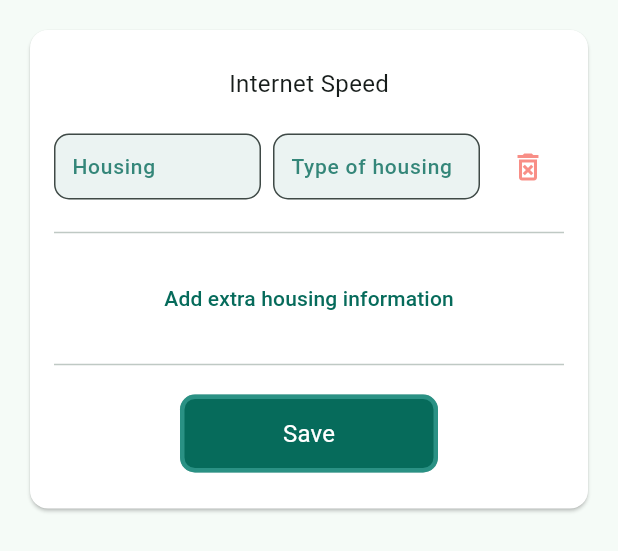
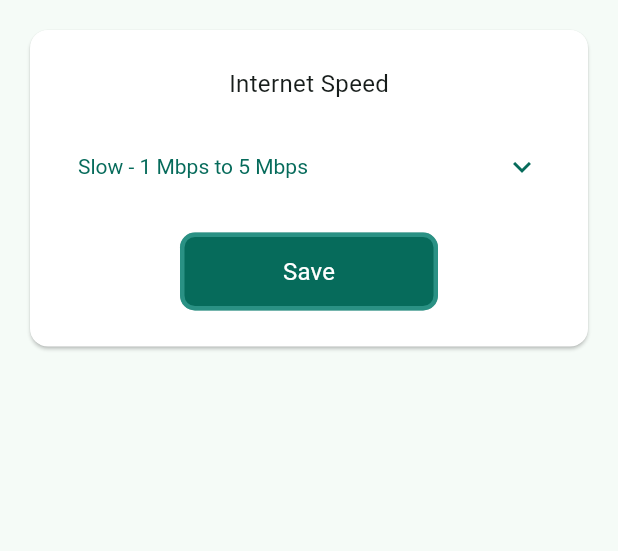
Before and after one commit to Ehab-24/next_life, a Flutter app: the MyLifeInternetSpeed widget shown alone on an empty page, opened directly, on a phone screen of 412 x 824 dp. Shown: the top 551 px of the screen. Run offline on Flutter 3.47's test engine with Material 2 defaults, Android fonts, the phone set to English and light mode, and no system bars; our stand-ins replace expandable; network calls fail.

Commit message:
feat - add myLife InternetSpeed page

```diff
--- a/lib/screens/my-life/components/living-situation/sub-pages/internet_speed.dart
+++ b/lib/screens/my-life/components/living-situation/sub-pages/internet_speed.dart
@@ -3,9 +3,27 @@ import 'package:next_life/constants/spacing.dart';
 import 'package:next_life/styles/text.dart';
 import 'package:next_life/widgets/buttons/elevated_buttons.dart';
 import 'package:next_life/widgets/buttons/inputs/text_fields.dart';
+import 'package:next_life/widgets/dropdown_button.dart';
 
-class MyLifeInternetSpeed extends StatelessWidget {
+class MyLifeInternetSpeed extends StatefulWidget {
   const MyLifeInternetSpeed({super.key});
+
+  @override
+  State<MyLifeInternetSpeed> createState() => _MyLifeInternetSpeedState();
+}
+
+class _MyLifeInternetSpeedState extends State<MyLifeInternetSpeed> {
+  String _selectInternetSpeed = "";
+
+  final List<String> options = [
+    "Slow - 1 Mbps to 5 Mbps",
+    "Medium - 5 Mbps to 10 Mbps",
+    "Fast - 10 Mbps to 15 Mbps",
+  ];
+
+  void _save() {
+    // implement save logic
+  }
 
   @override
   Widget build(BuildContext context) {
@@ -20,32 +38,27 @@ class MyLifeInternetSpeed extends StatelessWidget {
                 children: [
                   Text("Internet Speed", style: TextStyles.md),
                   Space.h20,
-                  Row(
+                  Column(
+                    crossAxisAlignment: CrossAxisAlignment.stretch,
                     children: [
-                      Expanded(child: MTextFormField(labelText: "Housing")),
-                      Space.w8,
-                      Expanded(
-                          child: MTextFormField(labelText: "Type of housing")),
-                      Space.w8,
-                      // Delete button
-                      IconButton(
-                        onPressed: () {},
-                        icon: Icon(
-                          Icons.delete_forever_outlined,
-                          color: Colors.red.withOpacity(0.6),
-                        ),
+                      MDropdownButton(
+                        value: _selectInternetSpeed.isEmpty
+                            ? options[0]
+                            : _selectInternetSpeed,
+                        onChange: (value) => setState(() {
+                          _selectInternetSpeed = value ?? options[0];
+                        }),
+                        options: options,
                       )
                     ],
                   ),
-                  Divider(height: 40),
-                  TextButton(
-                    onPressed: () {},
-                    child: Text("Add extra housing information"),
-                  ),
-                  Divider(height: 40),
+                  Space.h20,
                   SizedBox(
                     width: 172,
-                    child: MElevatedButton(text: "Save", onPressed: () {}),
+                    child: MElevatedButton(
+                      text: "Save",
+                      onPressed: _save,
+                    ),
                   )
                 ],
               ),
--- /dev/null
+++ b/lib/widgets/dropdown_button.dart
@@ -0,0 +1,46 @@
+import 'package:flutter/material.dart';
+
+class MDropdownButton extends StatefulWidget {
+  const MDropdownButton({
+    super.key,
+    required this.options,
+    required this.onChange,
+    required this.value,
+  });
+
+  final List<String> options;
+  final String value;
+  final void Function(String?) onChange;
+
+  @override
+  State<MDropdownButton> createState() => _MDropdownButtonState();
+}
+
+class _MDropdownButtonState extends State<MDropdownButton> {
+  @override
+  Widget build(BuildContext context) {
+    return DropdownButton<String>(
+      value: widget.value.isNotEmpty ? widget.value : null,
+      alignment: Alignment.bottomRight,
+      isExpanded: true,
+      padding: const EdgeInsets.symmetric(horizontal: 16),
+      focusColor: Colors.black.withOpacity(0.08),
+      icon: Icon(
+        Icons.keyboard_arrow_down_outlined,
+        color: Theme.of(context).colorScheme.primary,
+      ),
+      style: TextStyle(
+        color: Theme.of(context).colorScheme.primary,
+      ),
+      underline: SizedBox.shrink(),
+      borderRadius: BorderRadius.circular(10),
+      onChanged: widget.onChange,
+      items: widget.options.map<DropdownMenuItem<String>>((String value) {
+        return DropdownMenuItem<String>(
+          value: value,
+          child: Text(value),
+        );
+      }).toList(),
+    );
+  }
+}
```
